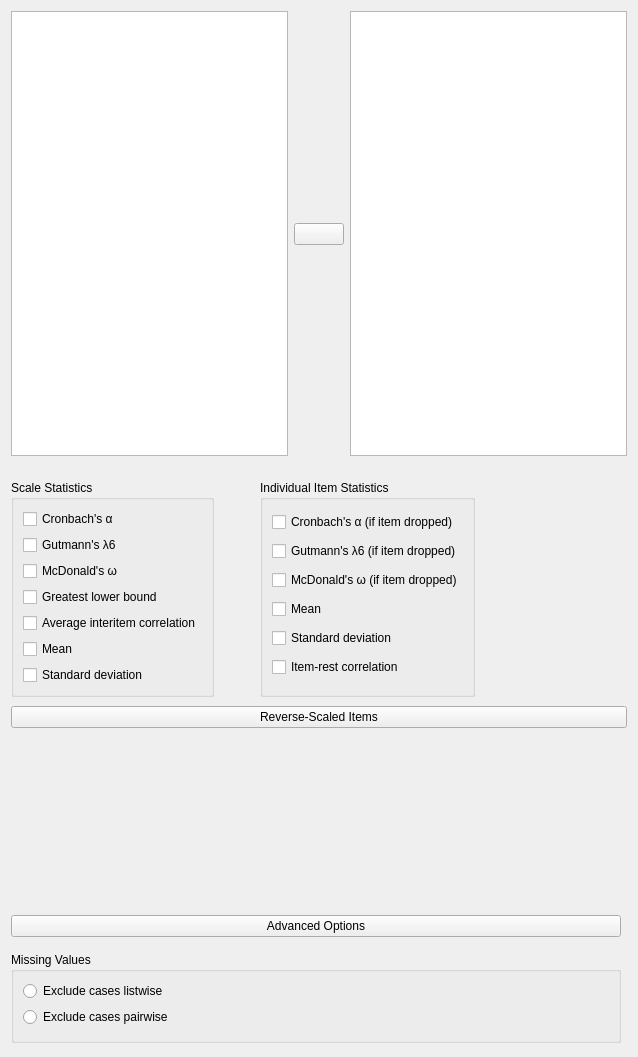
Old version of the form JASP-Desktop/analysisforms/reliabilityanalysisform.ui in the repository jasp-stats/jasp-desktop.
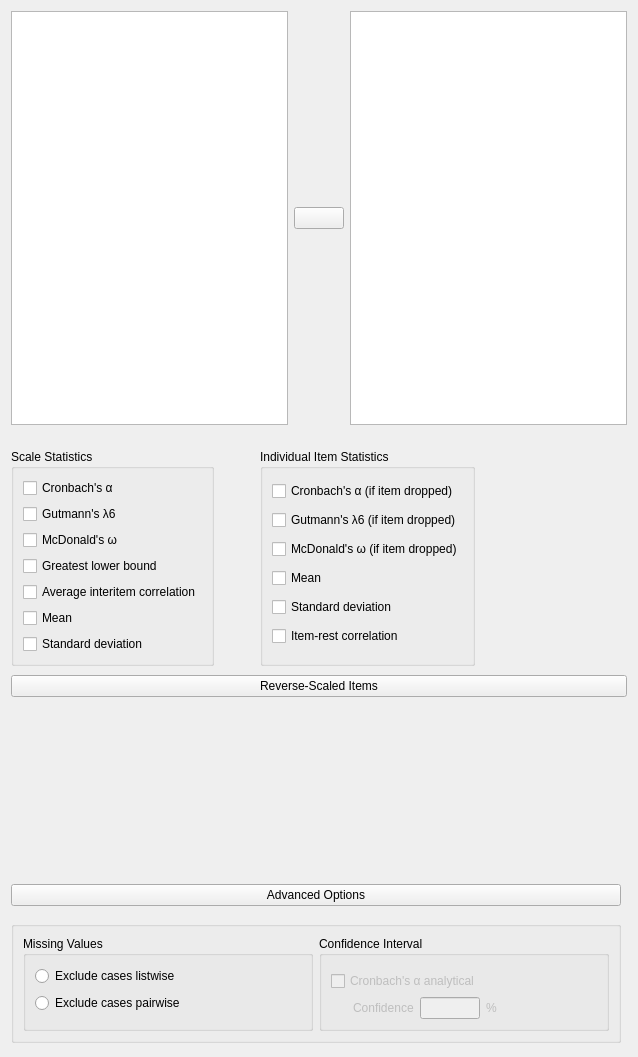
New version of the form. Custom widgets are drawn as their Qt base class.

What changed in the file:
```diff
--- a/JASP-Desktop/analysisforms/reliabilityanalysisform.ui
+++ b/JASP-Desktop/analysisforms/reliabilityanalysisform.ui
@@ -361,26 +361,151 @@
           <number>0</number>
          </property>
          <item>
-          <widget class="BoundGroupBox" name="missingValues">
+          <widget class="BoundGroupBox" name="box">
+           <property name="maximumSize">
+            <size>
+             <width>16777207</width>
+             <height>16777215</height>
+            </size>
+           </property>
            <property name="title">
-            <string>Missing Values</string>
+            <string/>
            </property>
-           <layout class="QGridLayout" name="gridLayout_15">
-            <property name="bottomMargin">
-             <number>13</number>
-            </property>
+           <layout class="QGridLayout" name="gridLayout_12">
             <item row="0" column="0">
-             <widget class="QRadioButton" name="excludeCasesListwise">
-              <property name="text">
-               <string>Exclude cases listwise</string>
+             <widget class="BoundGroupBox" name="missingValues">
+              <property name="maximumSize">
+               <size>
+                <width>16777207</width>
+                <height>16777215</height>
+               </size>
               </property>
+              <property name="title">
+               <string>Missing Values</string>
+              </property>
+              <layout class="QGridLayout" name="gridLayout_21">
+               <property name="bottomMargin">
+                <number>13</number>
+               </property>
+               <item row="0" column="0">
+                <widget class="QRadioButton" name="excludeCasesListwise_7">
+                 <property name="text">
+                  <string>Exclude cases listwise</string>
+                 </property>
+                </widget>
+               </item>
+               <item row="1" column="0">
+                <widget class="QRadioButton" name="excludeCasesPairwise_7">
+                 <property name="text">
+                  <string>Exclude cases pairwise</string>
+                 </property>
+                </widget>
+               </item>
+              </layout>
              </widget>
             </item>
-            <item row="1" column="0">
-             <widget class="QRadioButton" name="excludeCasesPairwise">
-              <property name="text">
-               <string>Exclude cases pairwise</string>
+            <item row="0" column="1">
+             <widget class="GroupBox" name="ciGroup">
+              <property name="title">
+               <string>Confidence Interval</string>
               </property>
+              <layout class="QGridLayout" name="gridLayout_10">
+               <item row="2" column="0" colspan="3">
+                <widget class="BoundCheckBox" name="confAlpha">
+                 <property name="enabled">
+                  <bool>false</bool>
+                 </property>
+                 <property name="sizePolicy">
+                  <sizepolicy hsizetype="Fixed" vsizetype="Fixed">
+                   <horstretch>0</horstretch>
+                   <verstretch>0</verstretch>
+                  </sizepolicy>
+                 </property>
+                 <property name="text">
+                  <string>Cronbach's α analytical</string>
+                 </property>
+                </widget>
+               </item>
+               <item row="3" column="1" colspan="3">
+                <widget class="QWidget" name="confAlphaLevelBox" native="true">
+                 <property name="enabled">
+                  <bool>false</bool>
+                 </property>
+                 <layout class="QHBoxLayout" name="horizontalLayout">
+                  <property name="leftMargin">
+                   <number>0</number>
+                  </property>
+                  <property name="topMargin">
+                   <number>0</number>
+                  </property>
+                  <property name="rightMargin">
+                   <number>0</number>
+                  </property>
+                  <property name="bottomMargin">
+                   <number>0</number>
+                  </property>
+                  <item>
+                   <widget class="QLabel" name="label_2">
+                    <property name="sizePolicy">
+                     <sizepolicy hsizetype="Fixed" vsizetype="Fixed">
+                      <horstretch>0</horstretch>
+                      <verstretch>0</verstretch>
+                     </sizepolicy>
+                    </property>
+                    <property name="text">
+                     <string>Confidence</string>
+                    </property>
+                   </widget>
+                  </item>
+                  <item>
+                   <widget class="BoundTextBox" name="confAlphaLevel">
+                    <property name="sizePolicy">
+                     <sizepolicy hsizetype="Fixed" vsizetype="Preferred">
+                      <horstretch>0</horstretch>
+                      <verstretch>0</verstretch>
+                     </sizepolicy>
+                    </property>
+                    <property name="minimumSize">
+                     <size>
+                      <width>60</width>
+                      <height>0</height>
+                     </size>
+                    </property>
+                    <property name="maximumSize">
+                     <size>
+                      <width>60</width>
+                      <height>16777215</height>
+                     </size>
+                    </property>
+                   </widget>
+                  </item>
+                  <item>
+                   <widget class="QLabel" name="label_4">
+                    <property name="sizePolicy">
+                     <sizepolicy hsizetype="Preferred" vsizetype="Preferred">
+                      <horstretch>0</horstretch>
+                      <verstretch>0</verstretch>
+                     </sizepolicy>
+                    </property>
+                    <property name="text">
+                     <string>%</string>
+                    </property>
+                   </widget>
+                  </item>
+                 </layout>
+                </widget>
+               </item>
+               <item row="1" column="0">
+                <widget class="QWidget" name="widget_4" native="true">
+                 <property name="maximumSize">
+                  <size>
+                   <width>16</width>
+                   <height>16777215</height>
+                  </size>
+                 </property>
+                </widget>
+               </item>
+              </layout>
              </widget>
             </item>
            </layout>
@@ -411,16 +536,16 @@
    <header>widgets/boundgroupbox.h</header>
    <container>1</container>
   </customwidget>
-  <customwidget>
-   <class>ExpanderButton</class>
-   <extends>QPushButton</extends>
-   <header>widgets/expanderbutton.h</header>
-  </customwidget>
   <customwidget>
    <class>BoundCheckBox</class>
    <extends>QCheckBox</extends>
    <header>widgets/boundcheckbox.h</header>
   </customwidget>
+  <customwidget>
+   <class>ExpanderButton</class>
+   <extends>QPushButton</extends>
+   <header>widgets/expanderbutton.h</header>
+  </customwidget>
   <customwidget>
    <class>BoundListView</class>
    <extends>QListView</extends>
@@ -432,6 +557,17 @@
    <header>widgets/boundassignwidget.h</header>
    <container>1</container>
   </customwidget>
+  <customwidget>
+   <class>GroupBox</class>
+   <extends>QGroupBox</extends>
+   <header>widgets/groupbox.h</header>
+   <container>1</container>
+  </customwidget>
+  <customwidget>
+   <class>BoundTextBox</class>
+   <extends>QLineEdit</extends>
+   <header>widgets/boundtextbox.h</header>
+  </customwidget>
  </customwidgets>
  <tabstops>
   <tabstop>listAvailableVariables</tabstop>
```
Left out of the diff: 347 changed lines with no effect on the pictures.
